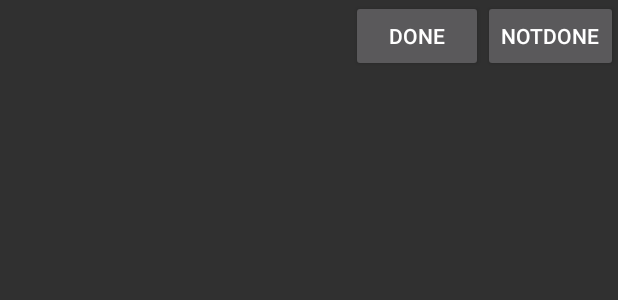
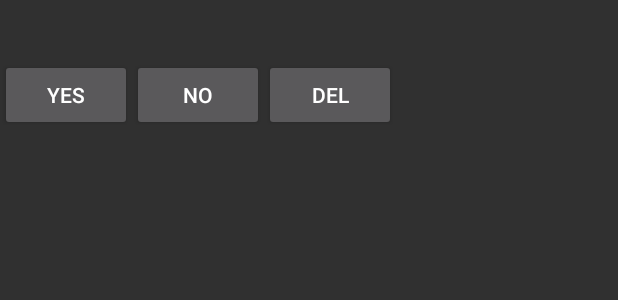
Before and after one commit to anandsunku/AndroidProjects, an Android app: the layout todotask.xml on its own in the app's theme, with its tools: preview values and no code run, on a phone screen of 412 x 824 dp. Shown: the top 300 px of the screen. Run offline under Robolectric (Android 15) with nearby library versions, the phone set to English and light mode, and no system bars.

Commit message:
works with three buttons

```diff
--- a/app/src/main/res/layout/todotask.xml
+++ b/app/src/main/res/layout/todotask.xml
@@ -1,17 +1,18 @@
 <?xml version="1.0" encoding="utf-8"?>
-<RelativeLayout xmlns:android="http://schemas.android.com/apk/res/android"
+<LinearLayout xmlns:android="http://schemas.android.com/apk/res/android"
+    android:orientation="vertical"
     android:layout_width="fill_parent"
     android:layout_height="fill_parent">
+
+    <LinearLayout
+        android:orientation="horizontal"
+        android:layout_width="match_parent"
+        android:layout_height="wrap_content">
 
         <TextView
             android:layout_width="wrap_content"
             android:layout_height="fill_parent"
             android:id="@+id/todoTaskTV"
-        android:layout_alignParentTop="true"
-        android:layout_alignParentLeft="true"
-        android:layout_alignParentStart="true"
-        android:layout_toLeftOf="@+id/completeBtn"
-        android:layout_alignBottom="@+id/completeBtn"
             android:gravity="center_vertical"
             android:paddingTop="20dp"/>
 
@@ -19,26 +20,35 @@
             android:visibility="invisible"
             android:layout_width="wrap_content"
             android:layout_height="fill_parent"
-        android:id="@+id/todoId"
-        />
+            android:id="@+id/todoId"/>
+
+    </LinearLayout>
+
+    <LinearLayout
+        android:orientation="horizontal"
+        android:layout_width="match_parent"
+        android:layout_height="wrap_content">
 
         <Button
             android:layout_width="wrap_content"
             android:layout_height="wrap_content"
-        android:text="Done"
+            android:text="Yes"
             android:id="@+id/completeBtn"
-        android:onClick="onDoneButtonClick"
-        android:layout_alignParentTop="true"
-        android:layout_toLeftOf="@+id/noCompleteBtn"
-        android:layout_toStartOf="@+id/noCompleteBtn" />
+            android:onClick="onDoneButtonClick" />
 
         <Button
             android:layout_width="wrap_content"
             android:layout_height="wrap_content"
-        android:text="NotDone"
+            android:text="No"
             android:id="@+id/noCompleteBtn"
-        android:onClick="onNoDoneButtonClick"
-        android:layout_alignParentTop="true"
-        android:layout_alignParentRight="true"
-        android:layout_alignParentEnd="true" />
-</RelativeLayout>
+            android:onClick="onNoDoneButtonClick"/>
+
+        <Button
+            android:layout_width="wrap_content"
+            android:layout_height="wrap_content"
+            android:text="Del"
+            android:id="@+id/DelBtn"
+            android:onClick="onDelButtonClick" />
+    </LinearLayout>
+
+</LinearLayout>
```
Also changed, not shown: app/src/main/java/me/sunku/anand/helloworld/TodoActivity.java (+35 -7 lines). Lines whose indentation alone changed are shown as unchanged.
